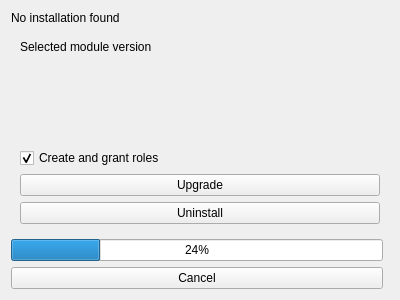
Qt form oqtopus/ui/module_widget.ui (ponceta/oqtopus) before a commit.
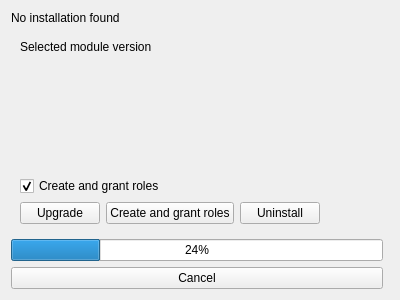
The same form after that commit. Custom widgets are drawn as their Qt base class.

Commit message: add button to create and grant roles

Diff of the .ui file:
```diff
--- a/oqtopus/ui/module_widget.ui
+++ b/oqtopus/ui/module_widget.ui
@@ -100,41 +100,14 @@
      </widget>
      <widget class="QWidget" name="moduleInfo_stackedWidget_pageUpgrade">
       <layout class="QGridLayout" name="gridLayout_10">
-       <item row="5" column="0" colspan="2">
-        <widget class="QPushButton" name="uninstall_button">
-         <property name="text">
-          <string>Uninstall</string>
-         </property>
-        </widget>
-       </item>
-       <item row="2" column="0">
-        <spacer name="verticalSpacer_4">
-         <property name="orientation">
-          <enum>Qt::Vertical</enum>
-         </property>
-         <property name="sizeHint" stdset="0">
-          <size>
-           <width>20</width>
-           <height>40</height>
-          </size>
-         </property>
-        </spacer>
-       </item>
-       <item row="0" column="0">
-        <widget class="QLabel" name="moduleInfo_selected_label">
-         <property name="text">
-          <string>Selected module version</string>
-         </property>
-        </widget>
-       </item>
-       <item row="4" column="0" colspan="2">
+       <item row="4" column="0">
         <widget class="QPushButton" name="moduleInfo_upgrade_pushButton">
          <property name="text">
           <string>Upgrade</string>
          </property>
         </widget>
        </item>
-       <item row="3" column="0">
+       <item row="3" column="0" colspan="4">
         <widget class="QCheckBox" name="db_parameters_CreateAndGrantRoles_upgrade_checkBox">
          <property name="text">
           <string>Create and grant roles</string>
@@ -144,6 +117,53 @@
          </property>
         </widget>
        </item>
+       <item row="0" column="0" colspan="4">
+        <widget class="QLabel" name="moduleInfo_selected_label">
+         <property name="text">
+          <string>Selected module version</string>
+         </property>
+        </widget>
+       </item>
+       <item row="2" column="0">
+        <spacer name="verticalSpacer_4">
+         <property name="orientation">
+          <enum>Qt::Vertical</enum>
+         </property>
+         <property name="sizeHint" stdset="0">
+          <size>
+           <width>20</width>
+           <height>40</height>
+          </size>
+         </property>
+        </spacer>
+       </item>
+       <item row="4" column="3">
+        <spacer name="horizontalSpacer">
+         <property name="orientation">
+          <enum>Qt::Horizontal</enum>
+         </property>
+         <property name="sizeHint" stdset="0">
+          <size>
+           <width>40</width>
+           <height>20</height>
+          </size>
+         </property>
+        </spacer>
+       </item>
+       <item row="4" column="1">
+        <widget class="QPushButton" name="moduleInfo_roles_pushButton">
+         <property name="text">
+          <string>Create and grant roles</string>
+         </property>
+        </widget>
+       </item>
+       <item row="4" column="2">
+        <widget class="QPushButton" name="uninstall_button">
+         <property name="text">
+          <string>Uninstall</string>
+         </property>
+        </widget>
+       </item>
       </layout>
      </widget>
     </widget>
```
The commit also changes 2 other files.
